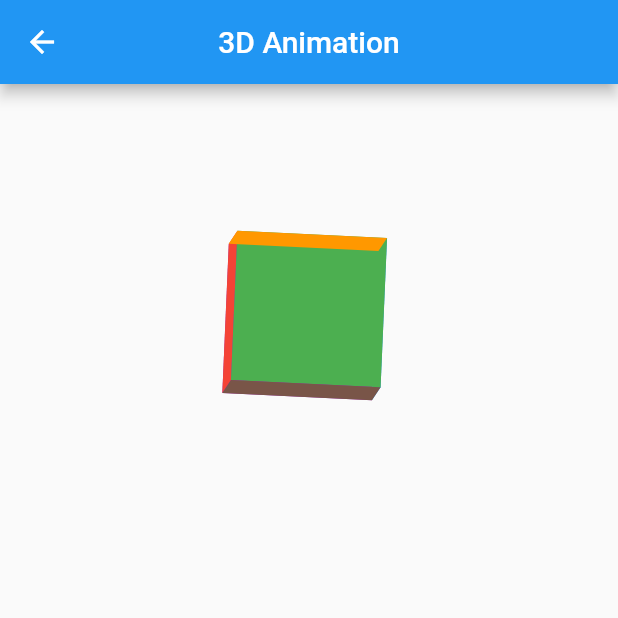
After one commit to sohailokzz/animations_in_flutter, a Flutter app: the screen it shows after launch, after a tap on "3D Animation", on a phone screen of 412 x 824 dp, the top half of it. The commit adds this screen. Run offline on Flutter 3.47's test engine with Material 2 defaults, Android fonts, the phone set to English and light mode, and no system bars; our stand-ins replace lottie.

Commit message:
3D Animation

```diff
--- /dev/null
+++ b/lib/examples/three_d_animation.dart
@@ -0,0 +1,170 @@
+import 'dart:math' show pi;
+import 'package:animation_in_flutter/spacing.dart';
+import 'package:flutter/material.dart';
+import 'package:vector_math/vector_math_64.dart' show Vector3;
+
+class ThreeDAnimation extends StatefulWidget {
+  const ThreeDAnimation({super.key});
+
+  @override
+  State<ThreeDAnimation> createState() => _ThreeDAnimationState();
+}
+
+class _ThreeDAnimationState extends State<ThreeDAnimation>
+    with TickerProviderStateMixin {
+  static const widthAndHeight = 100.0;
+
+  late AnimationController _xController;
+  late AnimationController _yController;
+  late AnimationController _zController;
+  late Tween<double> _animation;
+
+  @override
+  void initState() {
+    super.initState();
+    _xController = AnimationController(
+      vsync: this,
+      duration: const Duration(
+        seconds: 20,
+      ),
+    );
+
+    _yController = AnimationController(
+      vsync: this,
+      duration: const Duration(
+        seconds: 30,
+      ),
+    );
+
+    _zController = AnimationController(
+      vsync: this,
+      duration: const Duration(
+        seconds: 40,
+      ),
+    );
+
+    _animation = Tween<double>(
+      begin: 0,
+      end: pi / 2,
+    );
+  }
+
+  @override
+  void dispose() {
+    _xController.dispose();
+    _yController.dispose();
+    _zController.dispose();
+    super.dispose();
+  }
+
+  @override
+  Widget build(BuildContext context) {
+    _xController
+      ..reset()
+      ..repeat();
+
+    _yController
+      ..reset()
+      ..repeat();
+
+    _zController
+      ..reset()
+      ..repeat();
+
+    return Scaffold(
+      appBar: AppBar(
+        centerTitle: true,
+        title: const Text('3D Animation'),
+      ),
+      body: SafeArea(
+        child: Column(
+          children: [
+            widthAndHeight.ph,
+            double.infinity.pw,
+            AnimatedBuilder(
+              animation: Listenable.merge([
+                _xController,
+                _yController,
+                _zController,
+              ]),
+              builder: (context, child) {
+                return Transform(
+                  alignment: Alignment.center,
+                  transform: Matrix4.identity()
+                    ..rotateX(_animation.evaluate(_xController))
+                    ..rotateY(_animation.evaluate(_yController))
+                    ..rotateZ(_animation.evaluate(_zController)),
+                  child: Stack(
+                    children: [
+                      //back side
+                      Transform(
+                        alignment: Alignment.center,
+                        transform: Matrix4.identity()
+                          ..translate(
+                            Vector3(0, 0, -widthAndHeight),
+                          ),
+                        child: Container(
+                          color: Colors.purple,
+                          height: widthAndHeight,
+                          width: widthAndHeight,
+                        ),
+                      ),
+
+                      //left side
+                      Transform(
+                        alignment: Alignment.centerLeft,
+                        transform: Matrix4.identity()..rotateY(pi / 2.0),
+                        child: Container(
+                          color: Colors.red,
+                          height: widthAndHeight,
+                          width: widthAndHeight,
+                        ),
+                      ),
+                      //right side
+                      Transform(
+                        alignment: Alignment.centerRight,
+                        transform: Matrix4.identity()..rotateY(-pi / 2.0),
+                        child: Container(
+                          color: Colors.blue,
+                          height: widthAndHeight,
+                          width: widthAndHeight,
+                        ),
+                      ),
+
+                      //front
+                      Container(
+                        color: Colors.green,
+                        height: widthAndHeight,
+                        width: widthAndHeight,
+                      ),
+                      //top side
+                      Transform(
+                        alignment: Alignment.topCenter,
+                        transform: Matrix4.identity()..rotateX(-pi / 2.0),
+                        child: Container(
+                          color: Colors.orange,
+                          height: widthAndHeight,
+                          width: widthAndHeight,
+                        ),
+                      ),
+                      //bottom side
+                      Transform(
+                        alignment: Alignment.bottomCenter,
+                        transform: Matrix4.identity()..rotateX(pi / 2.0),
+                        child: Container(
+                          color: Colors.brown,
+                          height: widthAndHeight,
+                          width: widthAndHeight,
+                        ),
+                      ),
+                    ],
+                  ),
+                );
+              },
+            )
+          ],
+        ),
+      ),
+    );
+  }
+}
--- a/lib/home_page.dart
+++ b/lib/home_page.dart
@@ -66,6 +66,16 @@ class HomePage extends StatelessWidget {
               },
               child: const Text('Chained Animation'),
             ),
+            10.ph,
+            ElevatedButton(
+              onPressed: () {
+                Navigator.pushNamed(
+                  context,
+                  RoutesName.threedanimation,
+                );
+              },
+              child: const Text('3D Animation'),
+            ),
           ],
         ),
       ),
--- a/lib/routes/routes.dart
+++ b/lib/routes/routes.dart
@@ -2,6 +2,7 @@ import 'package:animation_in_flutter/examples/chained_animation.dart';
 import 'package:animation_in_flutter/examples/hero_animation.dart';
 import 'package:animation_in_flutter/examples/implicit_animation.dart';
 import 'package:animation_in_flutter/examples/lottie_animation.dart';
+import 'package:animation_in_flutter/examples/three_d_animation.dart';
 import 'package:animation_in_flutter/examples/tween_color_animation.dart';
 import 'package:flutter/material.dart';
 
@@ -41,6 +42,11 @@ class Routes {
           builder: (BuildContext context) => const ChainedAnimation(),
         );
 
+      case RoutesName.threedanimation:
+        return MaterialPageRoute(
+          builder: (BuildContext context) => const ThreeDAnimation(),
+        );
+
       default:
         return MaterialPageRoute(
           builder: (_) {
--- a/lib/routes/routes_name.dart
+++ b/lib/routes/routes_name.dart
@@ -5,4 +5,5 @@ class RoutesName {
   static const String lottieanimation = 'lottie_animations';
   static const String tweenanimation = 'tween_animations';
   static const String chainedanimation = 'chained_animation';
+  static const String threedanimation = '3d_animation';
 }
--- a/pubspec.yaml
+++ b/pubspec.yaml
@@ -15,6 +15,7 @@ dependencies:
 
   cupertino_icons: ^1.0.2
   lottie: ^2.3.2
+  vector_math: ^2.1.4
 
 dev_dependencies:
   flutter_test:
```
Also changed, not shown: pubspec.lock, 1 other file.
